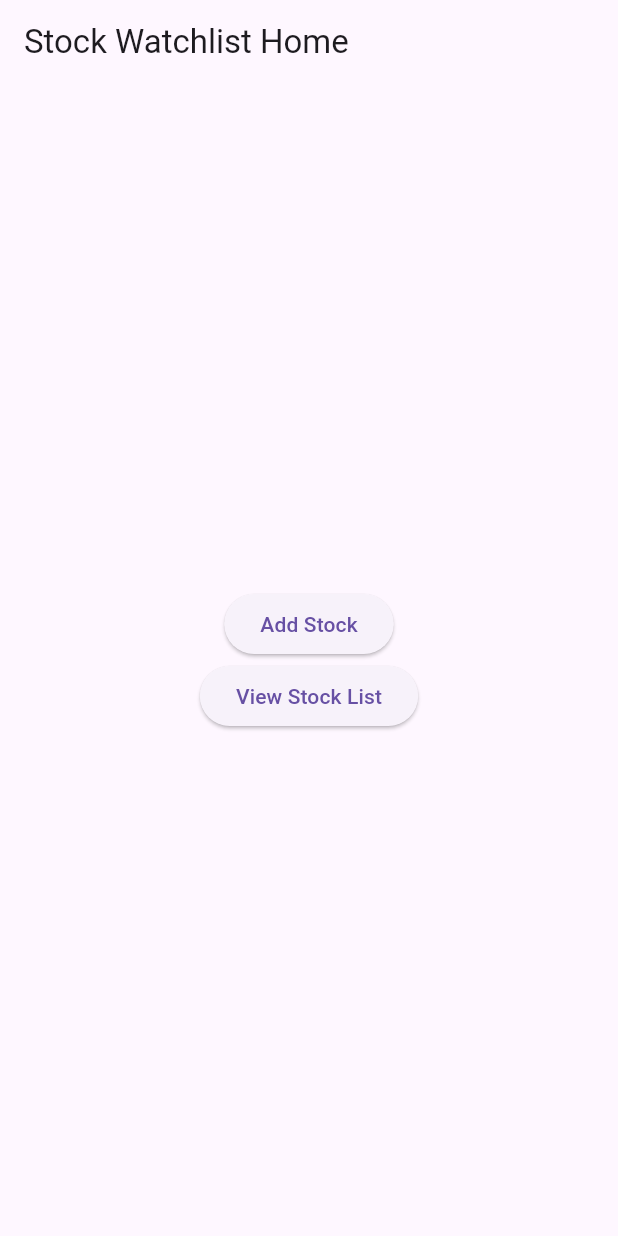
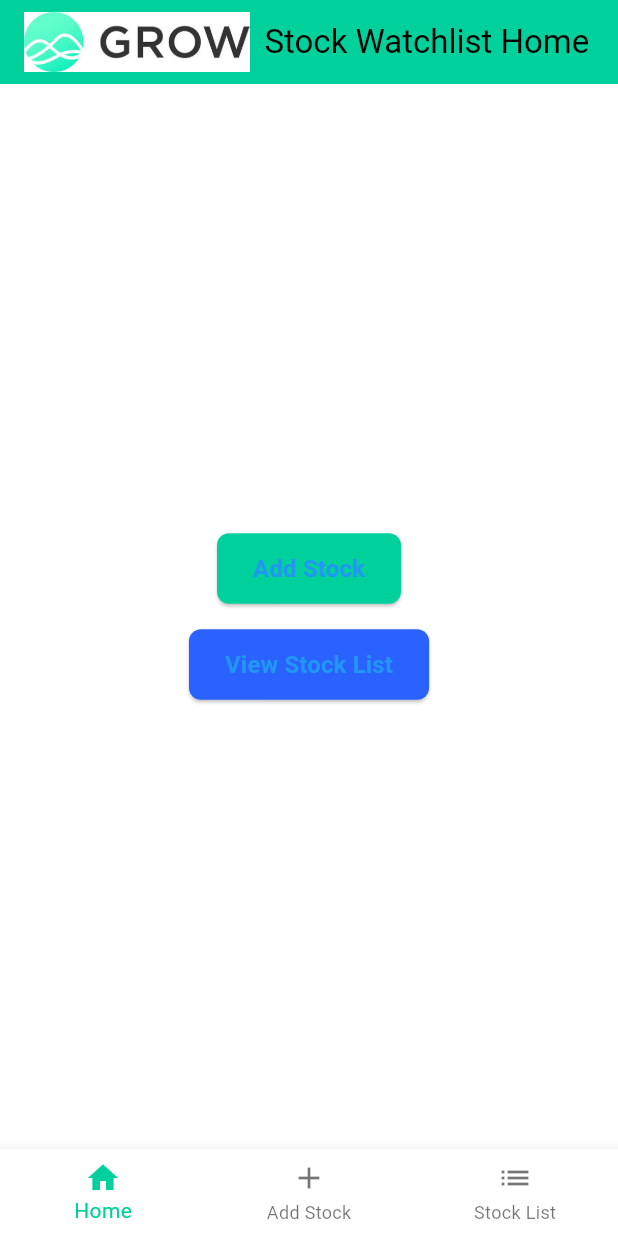
Before and after one commit to pranjalsinha1965/Realtime-Stock-Watchlist, a Flutter app: the screen it shows after launch, on a phone screen of 412 x 824 dp. Run offline on Flutter 3.47's test engine with Material 3 defaults, Android fonts, the phone set to English and light mode, and no system bars.

Commit message:
configure/main.dart

```diff
--- a/frontend/lib/main.dart
+++ b/frontend/lib/main.dart
@@ -1,6 +1,7 @@
 import 'package:flutter/material.dart';
 import 'pages/add_stock.dart';
-import 'pages/stock_list.dart';
+import 'package:http/http.dart' as http;
+import 'dart:convert';
 
 void main() {
   runApp(MyApp());
@@ -12,7 +13,12 @@ class MyApp extends StatelessWidget {
     return MaterialApp(
       title: 'Real-Time Stock Watchlist',
       theme: ThemeData(
-        primarySwatch: Colors.blue,
+        primaryColor: Color(0xFF00D09C), // Groww's green shade
+        colorScheme: ColorScheme.fromSwatch().copyWith(
+          secondary: Color(0xFF2962FF), // Groww's blue shade
+        ),
+        fontFamily: 'Roboto',
+        brightness: Brightness.light,
       ),
       initialRoute: '/',
       routes: {
@@ -29,9 +35,22 @@ class HomePage extends StatelessWidget {
   Widget build(BuildContext context) {
     return Scaffold(
       appBar: AppBar(
-        title: Text('Stock Watchlist Home'),
+        title: Row(
+          children: [
+            Image.asset(
+              'assets/logo.jpg', // Path to your logo asset
+              height: 40,
             ),
-      body: Center(
+            SizedBox(width: 10),
+            Text('Stock Watchlist Home'),
+          ],
+        ),
+        centerTitle: true,
+        backgroundColor: Theme.of(context).primaryColor,
+      ),
+      body: Container(
+        color: Colors.white, // Background color for the body
+        child: Center(
           child: Column(
             mainAxisAlignment: MainAxisAlignment.center,
             children: <Widget>[
@@ -39,17 +58,119 @@ class HomePage extends StatelessWidget {
                 onPressed: () {
                   Navigator.pushNamed(context, '/add_stock');
                 },
-              child: Text('Add Stock'),
+                style: ElevatedButton.styleFrom(
+                  backgroundColor: Theme.of(context).primaryColor, // Button color
+                  padding: EdgeInsets.symmetric(horizontal: 24, vertical: 12),
+                  shape: RoundedRectangleBorder(
+                    borderRadius: BorderRadius.circular(8),
                   ),
+                ),
+                child: Text(
+                  'Add Stock',
+                  style: TextStyle(fontSize: 16, fontWeight: FontWeight.bold),
+                ),
+              ),
+              SizedBox(height: 16), // Space between buttons
               ElevatedButton(
                 onPressed: () {
                   Navigator.pushNamed(context, '/stock_list');
                 },
-              child: Text('View Stock List'),
+                style: ElevatedButton.styleFrom(
+                  backgroundColor: Theme.of(context).colorScheme.secondary, // Button color
+                  padding: EdgeInsets.symmetric(horizontal: 24, vertical: 12),
+                  shape: RoundedRectangleBorder(
+                    borderRadius: BorderRadius.circular(8),
+                  ),
+                ),
+                child: Text(
+                  'View Stock List',
+                  style: TextStyle(fontSize: 16, fontWeight: FontWeight.bold),
+                ),
               ),
             ],
           ),
         ),
+      ),
+      bottomNavigationBar: BottomNavigationBar(
+        items: [
+          BottomNavigationBarItem(
+            icon: Icon(Icons.home),
+            label: 'Home',
+          ),
+          BottomNavigationBarItem(
+            icon: Icon(Icons.add),
+            label: 'Add Stock',
+          ),
+          BottomNavigationBarItem(
+            icon: Icon(Icons.list),
+            label: 'Stock List',
+          ),
+        ],
+        selectedItemColor: Theme.of(context).primaryColor,
+        onTap: (index) {
+          switch (index) {
+            case 0:
+              Navigator.pushNamed(context, '/');
+              break;
+            case 1:
+              Navigator.pushNamed(context, '/add_stock');
+              break;
+            case 2:
+              Navigator.pushNamed(context, '/stock_list');
+              break;
+          }
+        },
+      ),
     );
   }
 }
+
+class StockListPage extends StatefulWidget {
+  @override
+  _StockListPageState createState() => _StockListPageState();
+}
+
+class _StockListPageState extends State<StockListPage> {
+  Future<List<dynamic>> _fetchStocks() async {
+    final response = await http.get(Uri.parse('http://localhost:3001/stocks'));
+    if (response.statusCode == 200) {
+      return json.decode(response.body);
+    } else {
+      throw Exception('Failed to load stocks');
+    }
+  }
+
+  @override
+  Widget build(BuildContext context) {
+    return Scaffold(
+      appBar: AppBar(
+        title: Text('Stock List'),
+        backgroundColor: Theme.of(context).primaryColor,
+      ),
+      body: FutureBuilder<List<dynamic>>(
+        future: _fetchStocks(),
+        builder: (context, snapshot) {
+          if (snapshot.connectionState == ConnectionState.waiting) {
+            return Center(child: CircularProgressIndicator());
+          } else if (snapshot.hasError) {
+            return Center(child: Text('Error: ${snapshot.error}'));
+          } else if (!snapshot.hasData || snapshot.data!.isEmpty) {
+            return Center(child: Text('No stocks available.'));
+          } else {
+            final stocks = snapshot.data!;
+            return ListView.builder(
+              itemCount: stocks.length,
+              itemBuilder: (context, index) {
+                final stock = stocks[index];
+                return ListTile(
+                  title: Text(stock['name']),
+                  subtitle: Text('Price: ${stock['price']}'),
+                );
+              },
+            );
+          }
+        },
+      ),
+    );
+  }
+}
--- a/frontend/pubspec.yaml
+++ b/frontend/pubspec.yaml
@@ -59,6 +59,8 @@ flutter:
   # included with your application, so that you can use the icons in
   # the material Icons class.
   uses-material-design: true
+  assets:
+  - assets/logo.jpg
 
   # To add assets to your application, add an assets section, like this:
   # assets:
```
Also changed, not shown: frontend/assets/logo.jpg (added), 6 other files. Lines whose indentation alone changed are shown as unchanged.
